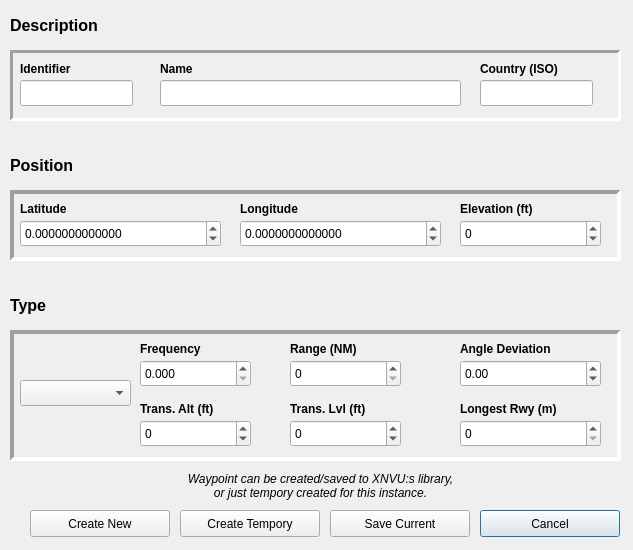
Qt form dialogwaypointedit.ui (Vantskruv/XNVU-Calculator) before a commit.
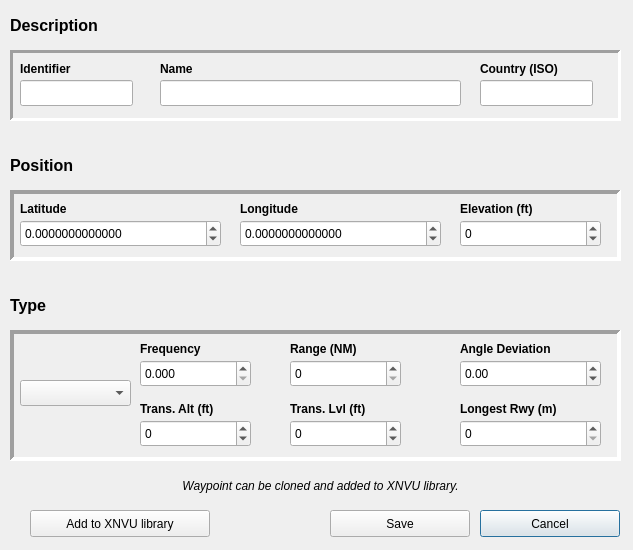
The same form after that commit.

The edit to the form file:
```diff
--- a/dialogwaypointedit.ui
+++ b/dialogwaypointedit.ui
@@ -575,8 +575,7 @@
     <enum>Qt::LeftToRight</enum>
    </property>
    <property name="text">
-    <string>Waypoint can be created/saved to XNVU:s library,
-or just tempory created for this instance.</string>
+    <string>Waypoint can be cloned and added to XNVU library.</string>
    </property>
    <property name="alignment">
     <set>Qt::AlignCenter</set>
@@ -629,7 +628,7 @@
     </size>
    </property>
    <property name="text">
-    <string>Save Current</string>
+    <string>Save</string>
    </property>
   </widget>
   <widget class="QPushButton" name="pushButton_CreateNew">
@@ -637,49 +636,24 @@
     <rect>
      <x>30</x>
      <y>510</y>
-     <width>140</width>
+     <width>180</width>
      <height>27</height>
     </rect>
    </property>
    <property name="minimumSize">
     <size>
-     <width>140</width>
+     <width>180</width>
      <height>0</height>
     </size>
    </property>
    <property name="maximumSize">
     <size>
-     <width>140</width>
+     <width>180</width>
      <height>16777215</height>
     </size>
    </property>
    <property name="text">
-    <string>Create New</string>
-   </property>
-  </widget>
-  <widget class="QPushButton" name="pushButton_CreateTemp">
-   <property name="geometry">
-    <rect>
-     <x>180</x>
-     <y>510</y>
-     <width>140</width>
-     <height>27</height>
-    </rect>
-   </property>
-   <property name="minimumSize">
-    <size>
-     <width>140</width>
-     <height>0</height>
-    </size>
-   </property>
-   <property name="maximumSize">
-    <size>
-     <width>140</width>
-     <height>16777215</height>
-    </size>
-   </property>
-   <property name="text">
-    <string>Create Tempory</string>
+    <string>Add to XNVU library</string>
    </property>
   </widget>
  </widget>
```
